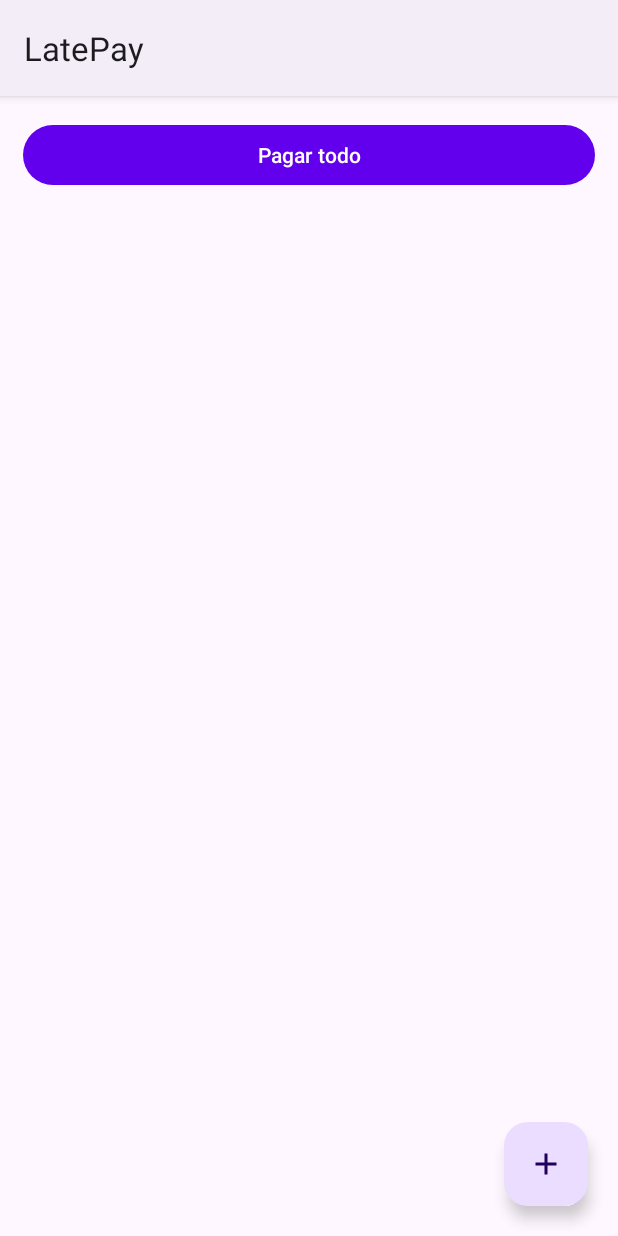
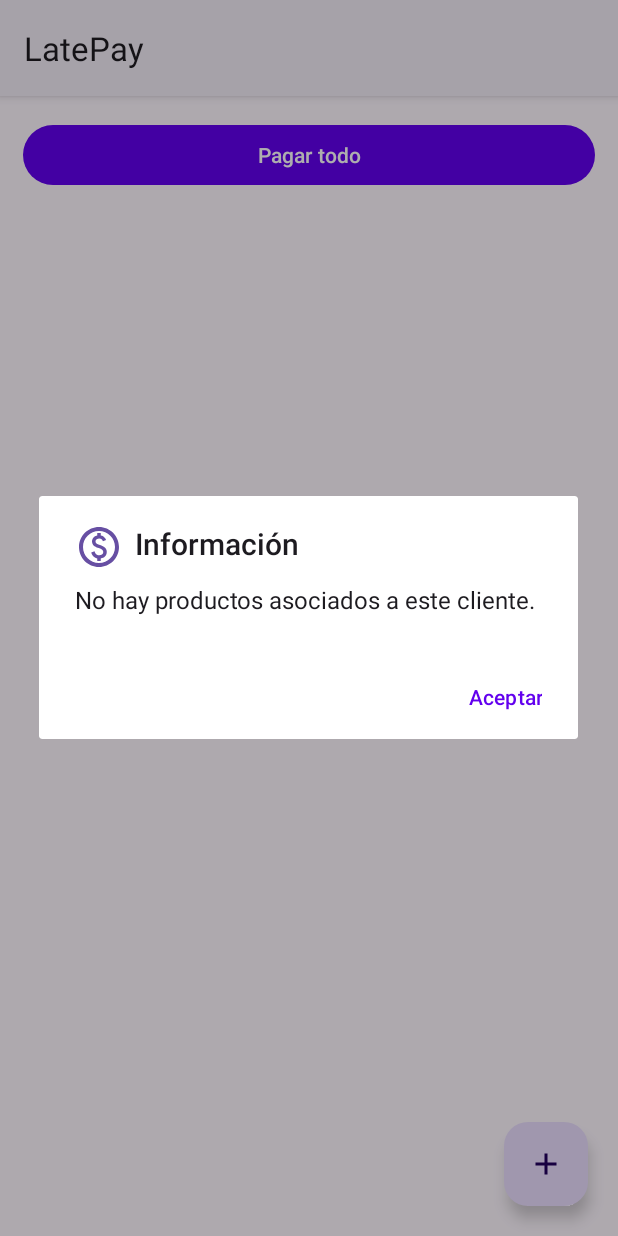
Before and after one commit to rubensg2499/LatePay, an Android app: the deudas screen opened directly, with no data from a screen before it, after a tap on "Pagar todo", on a phone screen of 412 x 824 dp. Run offline under Robolectric (Android 15) with nearby library versions, the phone set to English and light mode, and no system bars; 2 statements that could not run were skipped.

Commit message:
v1.4.2 Se corrigió funcionalidad.

```diff
--- a/app/src/main/java/com/example/latepay/clientes.java
+++ b/app/src/main/java/com/example/latepay/clientes.java
@@ -71,7 +71,8 @@ public class clientes extends Fragment {
     public void messageDeleteDialog(View view, ListElementCustomer item){
         AlertDialog.Builder builder = new AlertDialog.Builder(getActivity());
         builder.setMessage(R.string.confirmacion_hacer)
-                .setTitle(R.string.informacion);
+                .setTitle(R.string.informacion)
+                .setIcon(R.drawable.ic_paid_purple_24dp);
         builder.setPositiveButton(R.string.editar_cliente, (dialogInterface, i) -> moveToActivity(item, actualizar_cliente.class));
         builder.setNegativeButton(R.string.ver_registros, (dialogInterface, i) -> moveToActivity(item, deudas.class));
         builder.setNeutralButton(R.string.cancelar, (dialogInterface, i) -> dialogInterface.dismiss());
--- a/app/src/main/java/com/example/latepay/deudas.java
+++ b/app/src/main/java/com/example/latepay/deudas.java
@@ -8,6 +8,7 @@ import static com.example.latepay.utilidades.utilidades.FIELD_PAY_DATE;
 import static com.example.latepay.utilidades.utilidades.FIELD_PRICE;
 import static com.example.latepay.utilidades.utilidades.FIELD_PRODUCT;
 import static com.example.latepay.utilidades.utilidades.TABLE_DEBT;
+import static com.example.latepay.utilidades.utilidades.showSnack;
 
 import android.content.ContentValues;
 import android.database.Cursor;
@@ -22,6 +23,7 @@ import androidx.recyclerview.widget.LinearLayoutManager;
 import androidx.recyclerview.widget.RecyclerView;
 
 import com.google.android.material.floatingactionbutton.FloatingActionButton;
+import com.google.android.material.snackbar.Snackbar;
 
 import java.time.LocalDateTime;
 import java.time.format.DateTimeFormatter;
@@ -49,7 +51,26 @@ public class deudas extends AppCompatActivity implements ExampleDialog.ExampleDi
         recyclerView.setAdapter(listAdapterDebt);
 
         buttonAgregar.setOnClickListener(view -> openDialog(element));
-        buttonPagarTodo.setOnClickListener(view -> pagarTodo(element.getCustomer_id()));
+        buttonPagarTodo.setOnClickListener(view -> {
+            if(elements.size()>0) {
+                AlertDialog.Builder builder = new AlertDialog.Builder(view.getContext());
+                builder.setMessage(R.string.mensaje_pagar_todo)
+                        .setTitle(R.string.informacion)
+                        .setIcon(R.drawable.ic_paid_purple_24dp);
+                builder.setPositiveButton(R.string.pagar_producto, (dialogInterface, i) -> pagarTodo(element.getCustomer_id()));
+                builder.setNeutralButton(R.string.cancelar, (dialogInterface, i) -> dialogInterface.dismiss());
+                AlertDialog dialog = builder.create();
+                dialog.show();
+            }else{
+                AlertDialog.Builder builder = new AlertDialog.Builder(view.getContext());
+                builder.setMessage(R.string.mensaje_no_productos)
+                        .setTitle(R.string.informacion)
+                        .setIcon(R.drawable.ic_paid_purple_24dp);
+                builder.setPositiveButton(R.string.aceptar, (dialogInterface, i) -> dialogInterface.dismiss());
+                AlertDialog dialog = builder.create();
+                dialog.show();
+            }
+        });
     }
     public void openDialog(ListElementCustomer element){
         ExampleDialog exampleDialog = new ExampleDialog(element);
@@ -58,9 +79,10 @@ public class deudas extends AppCompatActivity implements ExampleDialog.ExampleDi
     public void messageOptionDialog(ListElementDebt item){
         AlertDialog.Builder builder = new AlertDialog.Builder(this);
         builder.setMessage(R.string.confirmacion_hacer)
-                .setTitle(R.string.informacion);
+                .setTitle(R.string.informacion)
+                .setIcon(R.drawable.ic_paid_purple_24dp);
         builder.setPositiveButton(R.string.pagar_producto, (dialogInterface, i) -> dialogInterface.dismiss());
-        builder.setNegativeButton(R.string.editar_producto, (dialogInterface, i) -> dialogInterface.dismiss());
+        builder.setNegativeButton(R.string.eliminar, (dialogInterface, i) -> dialogInterface.dismiss());
         builder.setNeutralButton(R.string.cancelar, (dialogInterface, i) -> dialogInterface.dismiss());
         AlertDialog dialog = builder.create();
         dialog.show();
@@ -76,6 +98,14 @@ public class deudas extends AppCompatActivity implements ExampleDialog.ExampleDi
         recyclerView.setLayoutManager(new LinearLayoutManager(this));
         recyclerView.setAdapter(listAdapterDebt);
     }
+
+    @Override
+    public void applyParams(ArrayList<String> errores) {
+        for (String error: errores) {
+            showSnack(findViewById(R.id.list_deudas), error);
+        }
+    }
+
     private void registerProduct(long customer_id, String producto, double precio, View view) {
         ConexionSQLiteHelper conexionSQLiteHelper = new ConexionSQLiteHelper(this, "late_pay_bd", null, 1);
         SQLiteDatabase db = conexionSQLiteHelper.getWritableDatabase();
@@ -89,7 +119,6 @@ public class deudas extends AppCompatActivity implements ExampleDialog.ExampleDi
         cv.put(FIELD_PAY_DATE, "NOT_PAID");
         cv.put(FIELD_CUSTOMER_ID, customer_id);
         long result = db.insert(TABLE_DEBT, FIELD_DEBT_ID, cv);
-        System.out.println("Producto registrado exitosamente con el id " + result);
         db.close();
     }
 
--- /dev/null
+++ b/app/src/main/res/drawable-v24/ic_paid_purple_24dp.xml
@@ -0,0 +1,9 @@
+<vector xmlns:android="http://schemas.android.com/apk/res/android"
+    android:width="24dp"
+    android:height="24dp"
+    android:viewportWidth="24"
+    android:viewportHeight="24">
+  <path
+      android:pathData="M12,2C6.48,2 2,6.48 2,12s4.48,10 10,10s10,-4.48 10,-10S17.52,2 12,2zM12,20c-4.41,0 -8,-3.59 -8,-8c0,-4.41 3.59,-8 8,-8s8,3.59 8,8C20,16.41 16.41,20 12,20zM12.89,11.1c-1.78,-0.59 -2.64,-0.96 -2.64,-1.9c0,-1.02 1.11,-1.39 1.81,-1.39c1.31,0 1.79,0.99 1.9,1.34l1.58,-0.67c-0.15,-0.44 -0.82,-1.91 -2.66,-2.23V5h-1.75v1.26c-2.6,0.56 -2.62,2.85 -2.62,2.96c0,2.27 2.25,2.91 3.35,3.31c1.58,0.56 2.28,1.07 2.28,2.03c0,1.13 -1.05,1.61 -1.98,1.61c-1.82,0 -2.34,-1.87 -2.4,-2.09L8.1,14.75c0.63,2.19 2.28,2.78 3.02,2.96V19h1.75v-1.24c0.52,-0.09 3.02,-0.59 3.02,-3.22C15.9,13.15 15.29,11.93 12.89,11.1z"
+      android:fillColor="@color/primario"/>
+</vector>
--- a/app/src/main/res/layout/activity_deudas.xml
+++ b/app/src/main/res/layout/activity_deudas.xml
@@ -26,16 +26,6 @@
         app:layout_constraintStart_toStartOf="parent"
         app:layout_constraintTop_toBottomOf="@+id/buttonPagarTodo" />
 
-    <!--<Button
-        android:id="@+id/buttonAgregar"
-        android:layout_width="wrap_content"
-        android:layout_height="wrap_content"
-        android:layout_margin="20dp"
-        android:text="@string/agregar"
-        android:elevation="4dp"
-        app:layout_constraintBottom_toBottomOf="parent"
-        app:layout_constraintEnd_toEndOf="parent" />
-    -->
     <com.google.android.material.floatingactionbutton.FloatingActionButton
         android:id="@+id/buttonAgregar"
         android:layout_width="wrap_content"
--- a/app/src/main/res/layout/list_element_debt.xml
+++ b/app/src/main/res/layout/list_element_debt.xml
@@ -21,7 +21,8 @@
             android:layout_width="match_parent"
             android:layout_height="wrap_content"
             android:orientation="horizontal"
-            android:padding="1dp">
+            android:padding="1dp"
+            android:background="?android:attr/selectableItemBackground">
 
             <ImageView
                 android:id="@+id/iconImageViewDebt"
--- a/app/src/main/res/values/strings.xml
+++ b/app/src/main/res/values/strings.xml
@@ -26,7 +26,7 @@
     <string name="cancelar">Cancelar</string>
 
     <!--Nombres de los mesajes-->
-    <string name="confirmacion_eliminar">¿Está seguro de eliminar el cliente? Toda la información se eliminará (datos y registros de compra). Esta acción no se puede deshacer.</string>
+    <string name="confirmacion_eliminar">¿Está seguro de eliminar el cliente? Toda la información se eliminará (datos y registros de compra). Esta acción no se puede deshacer por lo que no se recomienda.</string>
     <string name="registro_eliminado">Registro eliminado exitosamente.</string>
     <string name="registro_actualizado">Registro actualizado exitosamente.</string>
     <string name="confirmacion_hacer">¿Qué desea hacer?</string>
@@ -59,4 +59,7 @@
     <string name="agregar">Agregar</string>
     <string name="producto">Producto</string>
     <string name="precio">Precio</string>
+
+    <string name="mensaje_pagar_todo">Se pagarán todos los productos de este cliente. ¿Desea seguir con esta operación?</string>
+    <string name="mensaje_no_productos">No hay productos asociados a este cliente.</string>
 </resources>
```
Also changed, not shown: app/src/main/java/com/example/latepay/ExampleDialog.java (+20 -7 lines), app/src/main/java/com/example/latepay/actualizar_cliente.java (+24 -26 lines), app/src/main/java/com/example/latepay/agregar_cliente.java (+14 -22 lines), app/src/main/java/com/example/latepay/utilidades/utilidades.java (+28 -1 lines), app/src/main/res/layout/list_element.xml (+5 -2 lines).
